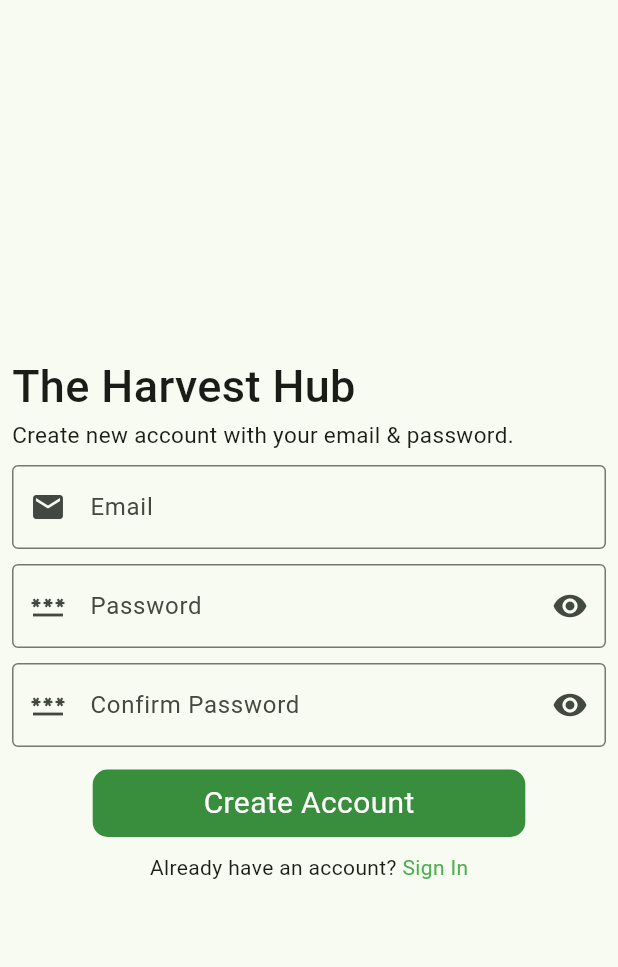
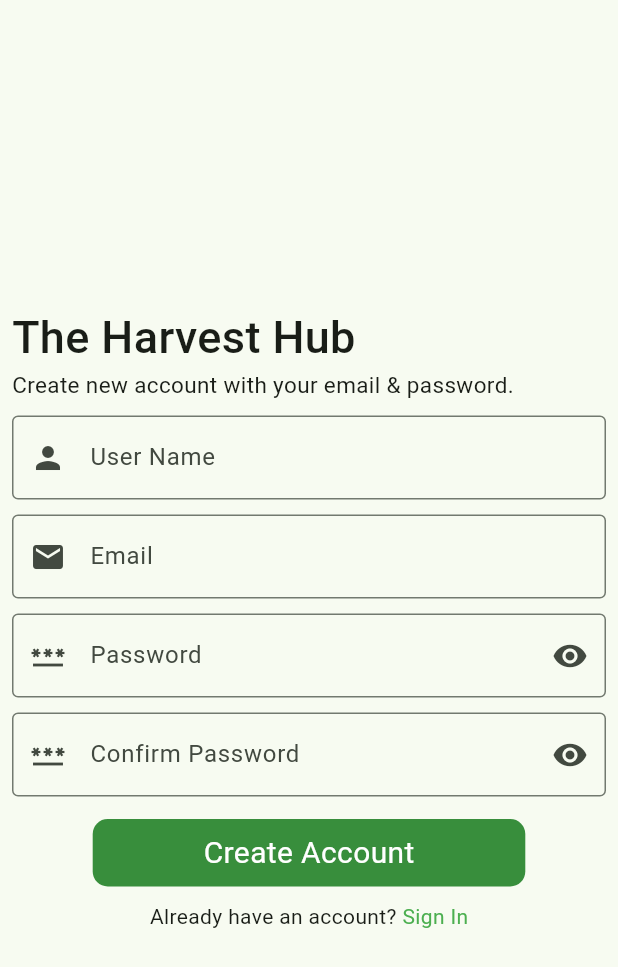
Before and after one commit to jayaliperera/theharvesthub, a Flutter app: the SignUpPage screen opened directly, on a phone screen of 412 x 824 dp. Shown: the top 967 px of the screen. Run offline on Flutter 3.47's test engine with Material 3 defaults, Android fonts, the phone set to English and light mode, and no system bars; our stand-ins replace carousel_slider, firebase_auth, firebase_core; accounts and stored records are empty; network calls fail.

Commit message:
user name

```diff
--- a/lib/screens/auth_screen/signup_page.dart
+++ b/lib/screens/auth_screen/signup_page.dart
@@ -3,7 +3,6 @@ import 'package:provider/provider.dart';
 import 'package:theharvesthub/components/custom_buttons/custom_button.dart';
 import 'package:theharvesthub/components/custom_text_fields/custom_text_fields.dart';
 import 'package:theharvesthub/components/custom_texts/custom_text.dart';
-import 'package:theharvesthub/controllers/auth_controller.dart';
 import 'package:theharvesthub/providers/signup_provider.dart';
 
 class SignUpPage extends StatefulWidget {
@@ -35,6 +34,15 @@ class _SignUpPageState extends State<SignUpPage> {
                 text: "Create new account with your email & password.",
                 fontSize: 15,
                 fontWeight: FontWeight.w400,
+              ),
+              const SizedBox(
+                height: 10,
+              ),
+              CustomTextField(
+                labelText: "User Name",
+                hintText: "Enter your User Name",
+                prefixIcon: const Icon(Icons.person),
+                controller: value.emailController,
               ),
               const SizedBox(
                 height: 10,
```
